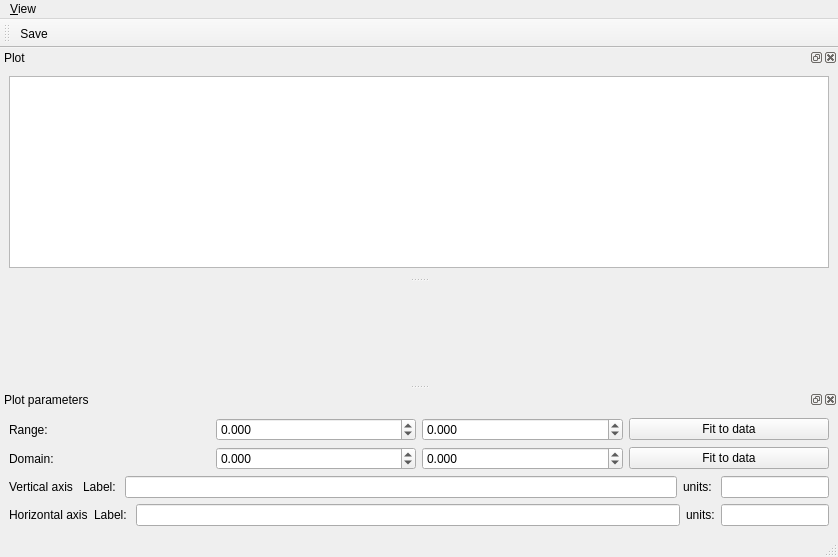
First picture: the form in gui/qdplotter/ui_qdplotter.ui, repository Ulm-IQO/qudi, before the edit.
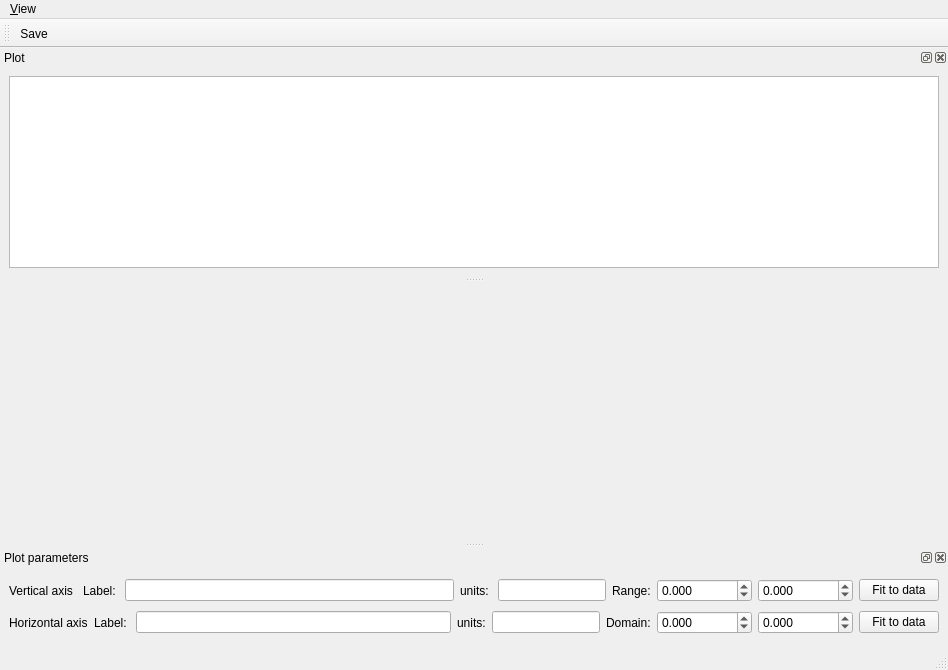
Second picture: the form after the edit. Icons and pictures are not drawn. Custom widgets are drawn as their Qt base class.

Commit message: Make the buttons that match domain and range to data actually work. Rearrange the plot params PlotWidget for more compactness.  Make domain and range inputs into scientific spinboxes.

```diff
--- a/gui/qdplotter/ui_qdplotter.ui
+++ b/gui/qdplotter/ui_qdplotter.ui
@@ -6,8 +6,8 @@
    <rect>
     <x>0</x>
     <y>0</y>
-    <width>838</width>
-    <height>557</height>
+    <width>948</width>
+    <height>670</height>
    </rect>
   </property>
   <property name="windowTitle">
@@ -23,7 +23,7 @@
     <rect>
      <x>0</x>
      <y>0</y>
-     <width>838</width>
+     <width>948</width>
      <height>30</height>
     </rect>
    </property>
@@ -79,6 +79,12 @@
    <addaction name="save_Action"/>
   </widget>
   <widget class="QDockWidget" name="plot_parameters_DockWidget">
+   <property name="minimumSize">
+    <size>
+     <width>813</width>
+     <height>100</height>
+    </size>
+   </property>
    <property name="maximumSize">
     <size>
      <width>524287</width>
@@ -93,94 +99,6 @@
    </attribute>
    <widget class="QWidget" name="dockWidgetContents_2">
     <layout class="QVBoxLayout" name="verticalLayout_2">
-     <item>
-      <layout class="QHBoxLayout" name="horizontalLayout_2">
-       <item>
-        <widget class="QLabel" name="label_2">
-         <property name="text">
-          <string>Range:</string>
-         </property>
-        </widget>
-       </item>
-       <item>
-        <widget class="QDoubleSpinBox" name="range_min_DoubleSpinBox">
-         <property name="decimals">
-          <number>3</number>
-         </property>
-         <property name="minimum">
-          <double>-1000000.000000000000000</double>
-         </property>
-         <property name="maximum">
-          <double>1000000.000000000000000</double>
-         </property>
-        </widget>
-       </item>
-       <item>
-        <widget class="QDoubleSpinBox" name="range_max_DoubleSpinBox">
-         <property name="decimals">
-          <number>3</number>
-         </property>
-         <property name="minimum">
-          <double>-1000000.000000000000000</double>
-         </property>
-         <property name="maximum">
-          <double>1000000.000000000000000</double>
-         </property>
-        </widget>
-       </item>
-       <item>
-        <widget class="QPushButton" name="fit_range_to_data_pushButton">
-         <property name="text">
-          <string>Fit to data</string>
-         </property>
-        </widget>
-       </item>
-      </layout>
-     </item>
-     <item>
-      <layout class="QHBoxLayout" name="horizontalLayout">
-       <item>
-        <widget class="QLabel" name="label">
-         <property name="text">
-          <string>Domain:</string>
-         </property>
-        </widget>
-       </item>
-       <item>
-        <widget class="QDoubleSpinBox" name="domain_min_DoubleSpinBox">
-         <property name="decimals">
-          <number>3</number>
-         </property>
-         <property name="minimum">
-          <double>-1000000.000000000000000</double>
-         </property>
-         <property name="maximum">
-          <double>1000000.000000000000000</double>
-         </property>
-        </widget>
-       </item>
-       <item>
-        <widget class="QDoubleSpinBox" name="domain_max_DoubleSpinBox">
-         <property name="decimals">
-          <number>3</number>
-         </property>
-         <property name="minimum">
-          <double>-1000000.000000000000000</double>
-         </property>
-         <property name="maximum">
-          <double>1000000.000000000000000</double>
-         </property>
-        </widget>
-       </item>
-       <item>
-        <widget class="QPushButton" name="fit_domain_to_data_pushButton">
-         <property name="text">
-          <string>Fit to data</string>
-         </property>
-        </widget>
-       </item>
-      </layout>
-     </item>
      <item>
       <layout class="QHBoxLayout" name="horizontalLayout_5">
        <item>
@@ -217,6 +135,46 @@
          </property>
         </widget>
        </item>
+       <item>
+        <widget class="QLabel" name="label_2">
+         <property name="text">
+          <string>Range:</string>
+         </property>
+        </widget>
+       </item>
+       <item>
+        <widget class="ScienDSpinBox" name="range_min_DoubleSpinBox">
+         <property name="decimals">
+          <number>3</number>
+         </property>
+         <property name="minimum">
+          <double>-1000000.000000000000000</double>
+         </property>
+         <property name="maximum">
+          <double>1000000.000000000000000</double>
+         </property>
+        </widget>
+       </item>
+       <item>
+        <widget class="ScienDSpinBox" name="range_max_DoubleSpinBox">
+         <property name="decimals">
+          <number>3</number>
+         </property>
+         <property name="minimum">
+          <double>-1000000.000000000000000</double>
+         </property>
+         <property name="maximum">
+          <double>1000000.000000000000000</double>
+         </property>
+        </widget>
+       </item>
+       <item>
+        <widget class="QPushButton" name="fit_range_to_data_PushButton">
+         <property name="text">
+          <string>Fit to data</string>
+         </property>
+        </widget>
+       </item>
       </layout>
      </item>
      <item>
@@ -255,6 +213,46 @@
          </property>
         </widget>
        </item>
+       <item>
+        <widget class="QLabel" name="label">
+         <property name="text">
+          <string>Domain:</string>
+         </property>
+        </widget>
+       </item>
+       <item>
+        <widget class="ScienDSpinBox" name="domain_min_DoubleSpinBox">
+         <property name="decimals">
+          <number>3</number>
+         </property>
+         <property name="minimum">
+          <double>-1000000.000000000000000</double>
+         </property>
+         <property name="maximum">
+          <double>1000000.000000000000000</double>
+         </property>
+        </widget>
+       </item>
+       <item>
+        <widget class="ScienDSpinBox" name="domain_max_DoubleSpinBox">
+         <property name="decimals">
+          <number>3</number>
+         </property>
+         <property name="minimum">
+          <double>-1000000.000000000000000</double>
+         </property>
+         <property name="maximum">
+          <double>1000000.000000000000000</double>
+         </property>
+        </widget>
+       </item>
+       <item>
+        <widget class="QPushButton" name="fit_domain_to_data_PushButton">
+         <property name="text">
+          <string>Fit to data</string>
+         </property>
+        </widget>
+       </item>
       </layout>
      </item>
     </layout>
@@ -320,6 +318,11 @@
    <extends>QGraphicsView</extends>
    <header>pyqtgraph</header>
   </customwidget>
+  <customwidget>
+   <class>ScienDSpinBox</class>
+   <extends>QDoubleSpinBox</extends>
+   <header>qtwidgets.scientific_spinbox.h</header>
+  </customwidget>
  </customwidgets>
  <resources/>
  <connections>
```
The commit also changes 2 other files.
